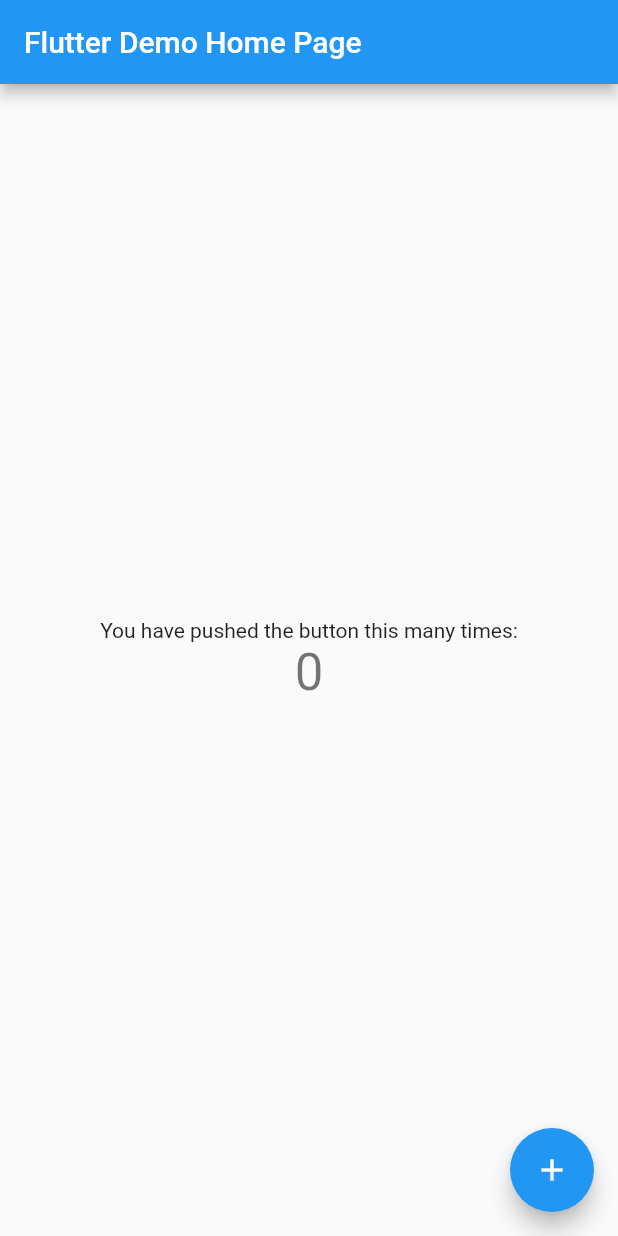
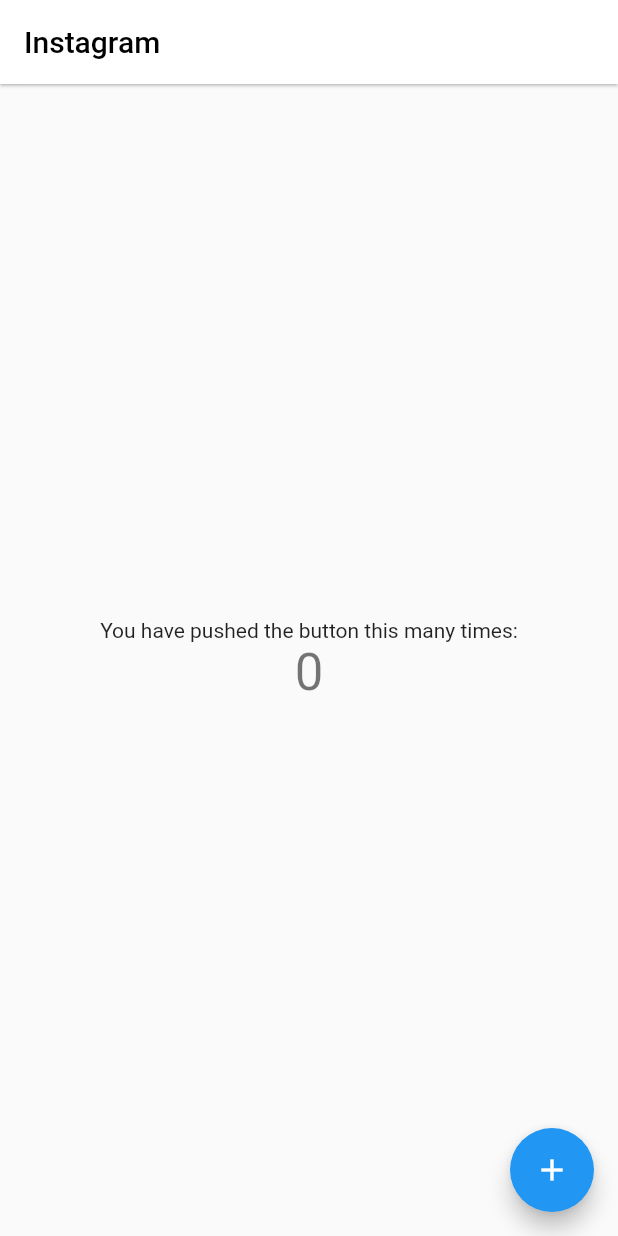
Before and after one commit to GroundedPhysics/flutter-clone-instagram, a Flutter app: the screen it shows after launch, on a phone screen of 412 x 824 dp. Run offline on Flutter 3.47's test engine with Material 2 defaults, Android fonts, the phone set to English and light mode, and no system bars.

```diff
--- a/lib/main.dart
+++ b/lib/main.dart
@@ -7,39 +7,26 @@ void main() {
 class MyApp extends StatelessWidget {
   const MyApp({Key? key}) : super(key: key);
 
-  // This widget is the root of your application.
   @override
   Widget build(BuildContext context) {
     return MaterialApp(
       title: 'Flutter Demo',
       theme: ThemeData(
-        // This is the theme of your application.
-        //
-        // Try running your application with "flutter run". You'll see the
-        // application has a blue toolbar. Then, without quitting the app, try
-        // changing the primarySwatch below to Colors.green and then invoke
-        // "hot reload" (press "r" in the console where you ran "flutter run",
-        // or simply save your changes to "hot reload" in a Flutter IDE).
-        // Notice that the counter didn't reset back to zero; the application
-        // is not restarted.
         primarySwatch: Colors.blue,
+        appBarTheme: const AppBarTheme(
+          elevation: 0.8,
+          backgroundColor: Colors.white,
+          foregroundColor: Colors.black,
+        ),
       ),
-      home: const MyHomePage(title: 'Flutter Demo Home Page'),
+      debugShowCheckedModeBanner: false,
+      home: const MyHomePage(title: 'Instagram'),
     );
   }
 }
 
 class MyHomePage extends StatefulWidget {
   const MyHomePage({Key? key, required this.title}) : super(key: key);
-
-  // This widget is the home page of your application. It is stateful, meaning
-  // that it has a State object (defined below) that contains fields that affect
-  // how it looks.
-
-  // This class is the configuration for the state. It holds the values (in this
-  // case the title) provided by the parent (in this case the App widget) and
-  // used by the build method of the State. Fields in a Widget subclass are
-  // always marked "final".
 
   final String title;
 
@@ -52,47 +39,18 @@ class _MyHomePageState extends State<MyHomePage> {
 
   void _incrementCounter() {
     setState(() {
-      // This call to setState tells the Flutter framework that something has
-      // changed in this State, which causes it to rerun the build method below
-      // so that the display can reflect the updated values. If we changed
-      // _counter without calling setState(), then the build method would not be
-      // called again, and so nothing would appear to happen.
       _counter++;
     });
   }
 
   @override
   Widget build(BuildContext context) {
-    // This method is rerun every time setState is called, for instance as done
-    // by the _incrementCounter method above.
-    //
-    // The Flutter framework has been optimized to make rerunning build methods
-    // fast, so that you can just rebuild anything that needs updating rather
-    // than having to individually change instances of widgets.
     return Scaffold(
       appBar: AppBar(
-        // Here we take the value from the MyHomePage object that was created by
-        // the App.build method, and use it to set our appbar title.
         title: Text(widget.title),
       ),
       body: Center(
-        // Center is a layout widget. It takes a single child and positions it
-        // in the middle of the parent.
         child: Column(
-          // Column is also a layout widget. It takes a list of children and
-          // arranges them vertically. By default, it sizes itself to fit its
-          // children horizontally, and tries to be as tall as its parent.
-          //
-          // Invoke "debug painting" (press "p" in the console, choose the
-          // "Toggle Debug Paint" action from the Flutter Inspector in Android
-          // Studio, or the "Toggle Debug Paint" command in Visual Studio Code)
-          // to see the wireframe for each widget.
-          //
-          // Column has various properties to control how it sizes itself and
-          // how it positions its children. Here we use mainAxisAlignment to
-          // center the children vertically; the main axis here is the vertical
-          // axis because Columns are vertical (the cross axis would be
-          // horizontal).
           mainAxisAlignment: MainAxisAlignment.center,
           children: <Widget>[
             const Text(
@@ -109,7 +67,7 @@ class _MyHomePageState extends State<MyHomePage> {
         onPressed: _incrementCounter,
         tooltip: 'Increment',
         child: const Icon(Icons.add),
-      ), // This trailing comma makes auto-formatting nicer for build methods.
+      ),
     );
   }
 }
```
